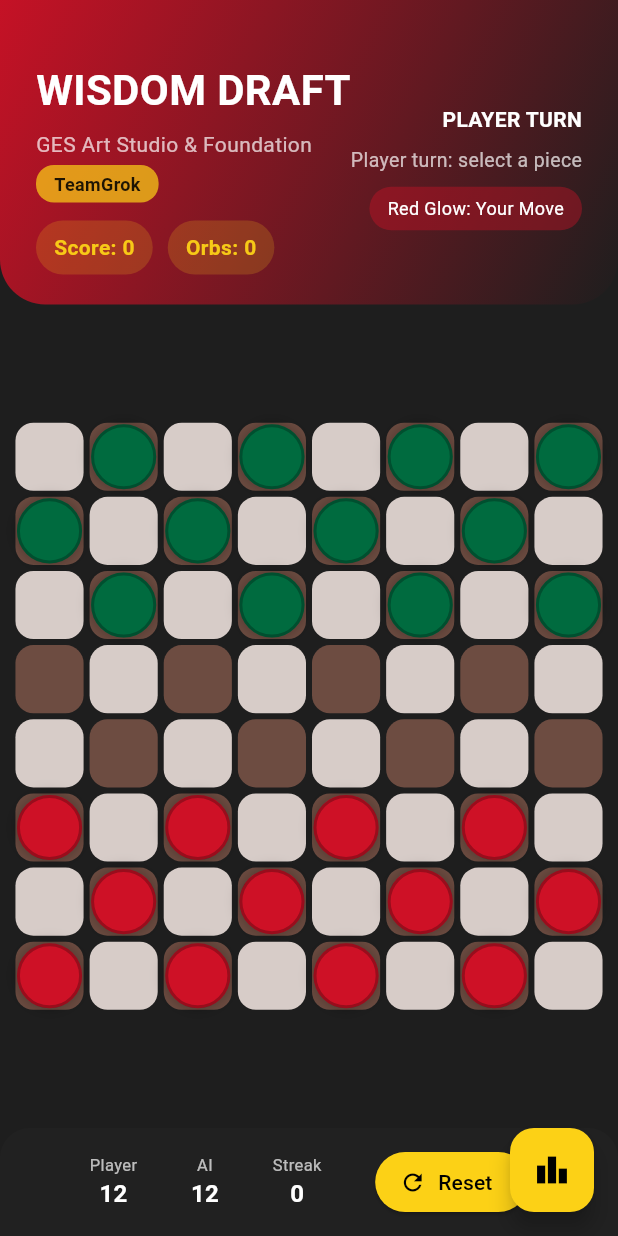
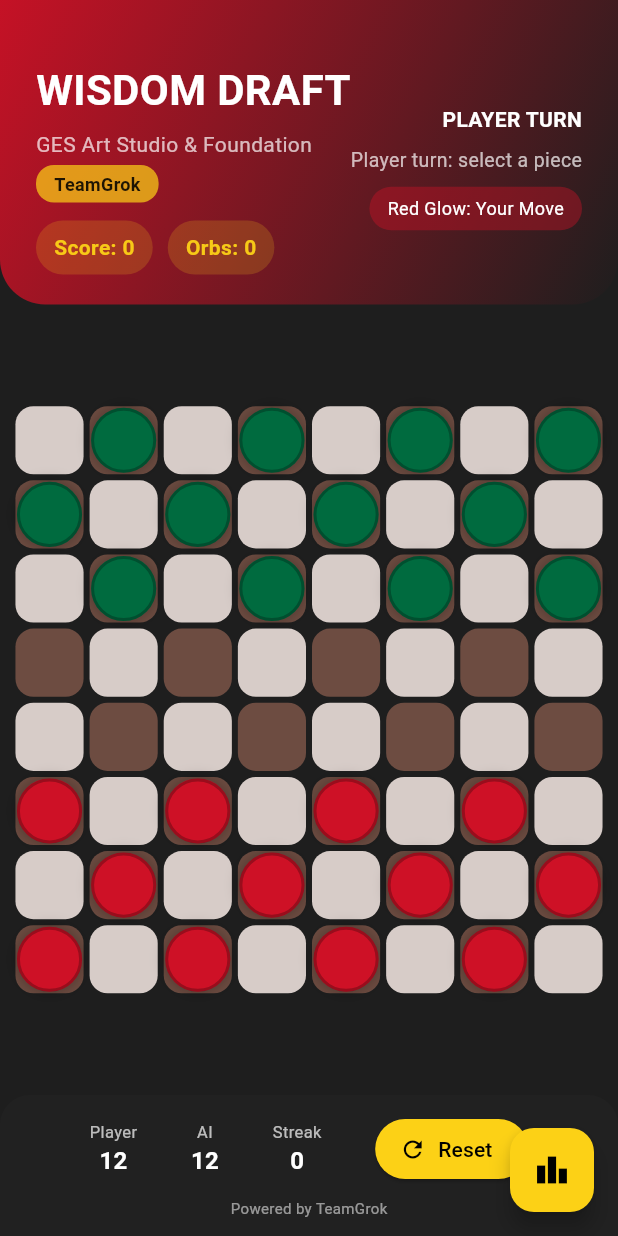
Before and after one commit to sammy11zet/wisdom_draft, a Flutter app: the screen it shows after launch, on a phone screen of 412 x 824 dp. Run offline on Flutter 3.47's test engine with Material 3 defaults, Android fonts, the phone set to English and light mode, and no system bars; our stand-ins replace audioplayers, cloud_firestore, firebase_core, google_fonts, hive, hive_flutter; accounts and stored records are empty; Roboto replaces fonts that are missing (Philosopher).

Commit message:
Update: increase question time to 20 seconds and add 'Powered by TeamGrok' footer

```diff
--- a/lib/screens/home_screen.dart
+++ b/lib/screens/home_screen.dart
@@ -52,7 +52,7 @@ class _HomeScreenState extends State<HomeScreen> {
   int currentStreak = 0;
   int wisdomOrbs = 0;
   int correctAnswerCount = 0;
-  int secondsPerQuestion = 15;
+  int secondsPerQuestion = 20;
   int timeRemaining = 15;
   String playerName = 'Learner';
 
@@ -1248,7 +1248,9 @@ class _HomeScreenState extends State<HomeScreen> {
           topRight: Radius.circular(20),
         ),
       ),
-      child: Row(
+      child: Column(
+        children: [
+          Row(
             mainAxisAlignment: MainAxisAlignment.spaceEvenly,
             children: [
               _miniStat('Player', '$playerCount'),
@@ -1262,6 +1264,13 @@ class _HomeScreenState extends State<HomeScreen> {
                   backgroundColor: accentGold,
                   foregroundColor: Colors.black,
                 ),
+              ),
+            ],
+          ),
+          const SizedBox(height: 8),
+          const Text(
+            'Powered by TeamGrok',
+            style: TextStyle(fontSize: 10, color: Colors.white54),
           ),
         ],
       ),
```
Lines whose indentation alone changed are shown as unchanged.
